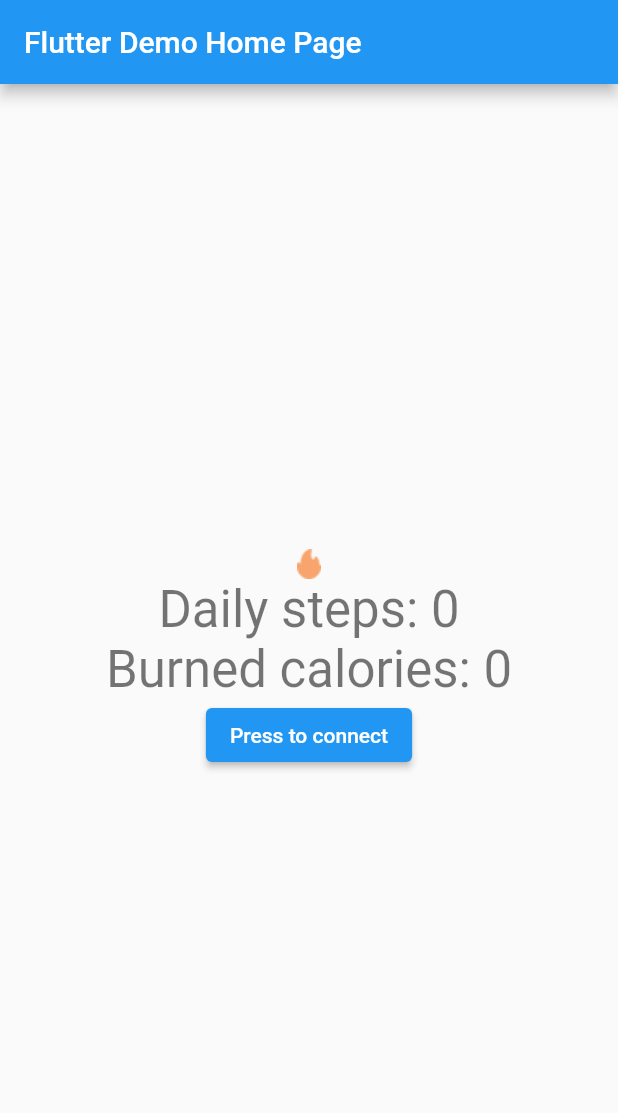
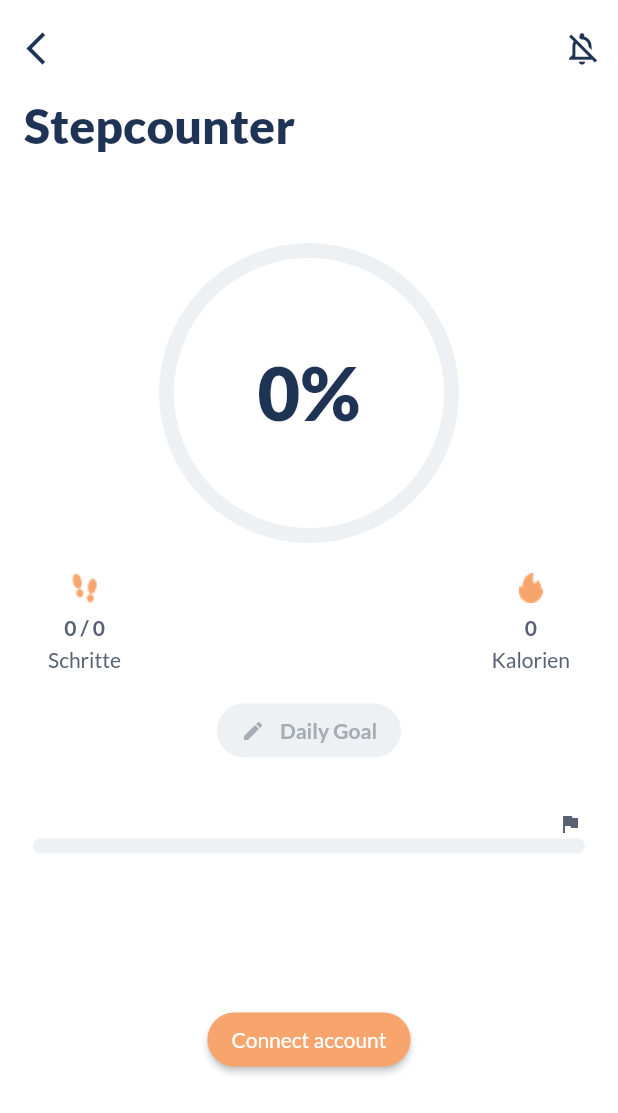
Before and after one commit to davorkomusanac/stepcounter, a Flutter app: the screen it shows after launch, on a phone screen of 412 x 824 dp. Shown: the top 1113 px of the screen. Run offline on Flutter 3.47's test engine with Material 2 defaults, Android fonts, the phone set to English and light mode, and no system bars; drawn by our look-alikes of percent_indicator; our stand-ins replace equatable, flutter_bloc, google_fonts, hydrated_bloc; missing offline and left inert: bottom_picker.

Commit message:
implement UI as specified in design, also refactor and clean up code

```diff
--- /dev/null
+++ b/lib/application/daily_goal/daily_goal_bloc.dart
@@ -0,0 +1,19 @@
+import 'package:hydrated_bloc/hydrated_bloc.dart';
+
+part 'daily_goal_event.dart';
+
+//It is not mentioned in the task, but I decided to use HydratedBloc to save the users daily goal
+//Also there is no need for a State file since our state is just a basic int
+class DailyGoalBloc extends HydratedBloc<DailyGoalEvent, int> {
+  DailyGoalBloc() : super(0) {
+    on<DailyGoalChanged>(
+      (event, emit) => emit(event.dailyGoal),
+    );
+  }
+
+  @override
+  int? fromJson(Map<String, dynamic> json) => json['value'] as int;
+
+  @override
+  Map<String, dynamic>? toJson(int state) => {'value': state};
+}
--- /dev/null
+++ b/lib/application/daily_goal/daily_goal_event.dart
@@ -0,0 +1,8 @@
+part of 'daily_goal_bloc.dart';
+
+abstract class DailyGoalEvent {}
+
+class DailyGoalChanged extends DailyGoalEvent {
+  final int dailyGoal;
+  DailyGoalChanged({required this.dailyGoal});
+}
--- /dev/null
+++ b/lib/functions.dart
@@ -0,0 +1,27 @@
+import 'package:flutter/material.dart';
+
+List<Text> getDailyGoalStepValues() {
+  List<Text> array = <Text>[];
+  for (int i = 3000; i <= 30000; i += 500) {
+    array.add(
+      Text(
+        i.toString(),
+        style: const TextStyle(fontSize: 25),
+      ),
+    );
+  }
+  return array;
+}
+
+int calculateDailyGoalPercentage({required int dailySteps, required int dailyGoal}) {
+  int result = 0;
+  //CircularPercentIndicator takes in double values from 0.0 to 1.0 so if our percentage goes over 100%
+  //it will crash the app so we set the maximum value at 100%
+  if (dailySteps > dailyGoal && dailyGoal != 0) {
+    result = 100;
+  } else if (dailyGoal != 0) {
+    double percentage = (dailySteps / dailyGoal) * 100;
+    result = percentage.floor();
+  }
+  return result;
+}
--- a/lib/main.dart
+++ b/lib/main.dart
@@ -1,90 +1,56 @@
 import 'package:flutter/material.dart';
 import 'package:flutter/services.dart';
 import 'package:flutter_bloc/flutter_bloc.dart';
+import 'package:hydrated_bloc/hydrated_bloc.dart';
+import 'package:path_provider/path_provider.dart';
 
+import 'application/daily_goal/daily_goal_bloc.dart';
 import 'application/health_sync/health_sync_bloc.dart';
-import 'constants/images.dart';
+import 'constants/strings.dart';
+import 'constants/theme.dart';
 import 'data/health_sync_api.dart';
+import 'presentation/pages/steps_counter/steps_counter_screen.dart';
 import 'repository/health_sync_repository.dart';
 
-void main() {
+void main() async {
   WidgetsFlutterBinding.ensureInitialized();
+  HydratedBloc.storage = await HydratedStorage.build(
+    storageDirectory: await getTemporaryDirectory(),
+  );
   SystemChrome.setPreferredOrientations([
     DeviceOrientation.portraitUp,
   ]);
   runApp(const MyApp());
 }
 
+//TODO edit README inside app to explain some architecture decisions and choices
+//Explain what was the logic, how some widgets were made to save time, etc.
+//Also show a .gif inside readme where they can see how it looks like.
 class MyApp extends StatelessWidget {
   const MyApp({super.key});
 
   @override
   Widget build(BuildContext context) => RepositoryProvider<HealthSyncRepository>(
+        //Using RepositoryProvider for Dependency Injection
         create: (_) => HealthSyncRepository(
           healthSyncApi: HealthSyncApi(),
         ),
-        child: BlocProvider<HealthSyncBloc>(
-          create: (context) => HealthSyncBloc(
-            healthSyncRepository: context.read<HealthSyncRepository>(),
-          ),
+        child: MultiBlocProvider(
+          providers: [
+            BlocProvider<HealthSyncBloc>(
+              create: (context) => HealthSyncBloc(
+                healthSyncRepository: context.read<HealthSyncRepository>(),
+              ),
+            ),
+            BlocProvider<DailyGoalBloc>(
+              create: (context) => DailyGoalBloc(),
+            ),
+          ],
           child: MaterialApp(
-            title: 'Flutter Demo',
-            theme: ThemeData(
-              primarySwatch: Colors.blue,
-            ),
-            home: const MyHomePage(title: 'Flutter Demo Home Page'),
+            title: AppStrings.appName,
+            theme: theme,
+            home: const StepCounterScreen(),
           ),
         ),
       );
 }
-
-class MyHomePage extends StatefulWidget {
-  const MyHomePage({super.key, required this.title});
-
-  final String title;
-
-  @override
-  State<MyHomePage> createState() => _MyHomePageState();
-}
-
-class _MyHomePageState extends State<MyHomePage> {
-  @override
-  Widget build(BuildContext context) => Scaffold(
-        appBar: AppBar(
-          title: Text(widget.title),
-        ),
-        body: BlocBuilder<HealthSyncBloc, HealthSyncState>(
-          builder: (context, state) => Center(
-            child: Column(
-              mainAxisAlignment: MainAxisAlignment.center,
-              children: <Widget>[
-                Center(
-                  child: Image.asset(
-                    ImageAssets.flameIcon,
-                  ),
-                ),
-                if (state.status == HealthSyncStatus.error) Text(state.errorMessage),
-                Text(
-                  'Daily steps: ${state.stepsAchievedToday.toString()}',
-                  style: Theme.of(context).textTheme.headlineMedium,
-                ),
-                Text(
-                  'Burned calories: ${state.caloriesBurnedToday.toString()}',
-                  style: Theme.of(context).textTheme.headlineMedium,
-                ),
-                ElevatedButton(
-                  onPressed: () {
-                    state.isHealthSynced
-                        ? context.read<HealthSyncBloc>().add(HealthSyncDisconnectRequested())
-                        : context.read<HealthSyncBloc>().add(HealthSyncRequested());
-                  },
-                  child: Text(
-                    state.isHealthSynced ? 'Press to disconnect' : 'Press to connect',
-                  ),
-                )
-              ],
-            ),
-          ),
-        ),
-      );
-}
--- /dev/null
+++ b/lib/presentation/pages/steps_counter/steps_counter_screen.dart
@@ -0,0 +1,151 @@
+import 'package:flutter/material.dart';
+import 'package:flutter_bloc/flutter_bloc.dart';
+
+import '../../../application/daily_goal/daily_goal_bloc.dart';
+import '../../../application/health_sync/health_sync_bloc.dart';
+import '../../../constants/colors.dart';
+import '../../../constants/images.dart';
+import '../../../constants/strings.dart';
+import '../../../constants/styles.dart';
+import '../../../functions.dart';
+import '../../../presentation/pages/steps_counter/widgets/daily_goal_exact_stats.dart';
+import '../../../presentation/pages/steps_counter/widgets/steps_counter_screen_app_bar.dart';
+import 'widgets/daily_goal_circular_progress.dart';
+import 'widgets/daily_goal_linear_progress.dart';
+import 'widgets/pick_daily_goal_button.dart';
+import 'widgets/synchronize_button.dart';
+
+class StepCounterScreen extends StatelessWidget {
+  const StepCounterScreen({Key? key}) : super(key: key);
+
+  @override
+  Widget build(BuildContext context) => Scaffold(
+        body: BlocConsumer<HealthSyncBloc, HealthSyncState>(
+          listener: (context, state) {
+            if (state.status == HealthSyncStatus.error && state.errorMessage.isNotEmpty) {
+              ScaffoldMessenger.of(context).showSnackBar(
+                SnackBar(
+                  content: Text(
+                    state.errorMessage,
+                    textAlign: TextAlign.center,
+                  ),
+                ),
+              );
+            }
+          },
+          builder: (context, state) => BlocBuilder<DailyGoalBloc, int>(
+            builder: (_, dailyGoalState) => SafeArea(
+              //Column inside CustomScrollView so that we stop overflows for small devices (i.e. iPhone SE)
+              //CustomScrollView is instead of SingleChildScrollView so that ModalBarrier can take up the full screen height
+              child: CustomScrollView(
+                slivers: [
+                  SliverFillRemaining(
+                    hasScrollBody: false,
+                    child: Stack(
+                      alignment: Alignment.center,
+                      children: [
+                        Column(
+                          mainAxisAlignment: MainAxisAlignment.start,
+                          children: <Widget>[
+                            const StepsCounterScreenAppBar(),
+                            const Padding(
+                              padding: EdgeInsets.only(left: 16.0),
+                              child: Align(
+                                alignment: Alignment.centerLeft,
+                                child: Text(
+                                  AppStrings.stepCounterScreenTitle,
+                                  style: Styles.title,
+                                ),
+                              ),
+                            ),
+                            const SizedBox(height: 60),
+                            DailyGoalCircularProgress(
+                              text: '${calculateDailyGoalPercentage(
+                                dailySteps: state.stepsAchievedToday.toInt(),
+                                dailyGoal: dailyGoalState,
+                              )}%',
+                              percent: calculateDailyGoalPercentage(
+                                    dailySteps: state.stepsAchievedToday.toInt(),
+                                    dailyGoal: dailyGoalState,
+                                  ).toDouble() /
+                                  100,
+                            ),
+                            const SizedBox(height: 20),
+                            Padding(
+                              padding: const EdgeInsets.symmetric(horizontal: 32.0),
+                              child: Row(
+                                mainAxisAlignment: MainAxisAlignment.spaceBetween,
+                                children: [
+                                  DailyGoalExactStats(
+                                    imagePath: ImageAssets.stepsIcon,
+                                    label: AppStrings.dailyGoalExactStepsLabel,
+                                    value: '${state.stepsAchievedToday} / $dailyGoalState',
+                                  ),
+                                  DailyGoalExactStats(
+                                    imagePath: ImageAssets.flameIcon,
+                                    label: AppStrings.dailyGoalExactCaloriesLabel,
+                                    value: state.caloriesBurnedToday.toString(),
+                                  ),
+                                ],
+                              ),
+                            ),
+                            const SizedBox(height: 15),
+                            const PickDailyGoalButton(),
+                            const SizedBox(height: 30),
+                            const Padding(
+                              padding: EdgeInsets.only(right: 24.0, bottom: 2.0),
+                              child: Align(
+                                alignment: Alignment.centerRight,
+                                child: Icon(
+                                  //The exact flag-swallowTail icon is not present Google's Material icons so I put this replacement
+                                  Icons.flag,
+                                  size: 16,
+                                  color: AppColors.softBlue,
+                                ),
+                              ),
+                            ),
+                            DailyGoalLinearProgress(
+                                percent: calculateDailyGoalPercentage(
+                                      dailySteps: state.stepsAchievedToday.toInt(),
+                                      dailyGoal: dailyGoalState,
+                                    ).toDouble() /
+                                    100),
+                            const SizedBox(height: 100),
+                            //It is not shown in the design how synchronizing steps should look like so I decided
+                            //to add an additional Button at the bottom of the screen to actually represent when
+                            //a user wants to connect or disconnect for his synchronization
+                            const SynchronizeButton(),
+                          ],
+                        ),
+                        if (state.status == HealthSyncStatus.loading)
+                          Opacity(
+                            opacity: 0.8,
+                            child: SizedBox(
+                              height: MediaQuery.of(context).size.height,
+                              child: const ModalBarrier(
+                                dismissible: false,
+                                color: AppColors.black,
+                              ),
+                            ),
+                          ),
+                        if (state.status == HealthSyncStatus.loading)
+                          Container(
+                            padding: const EdgeInsets.all(45),
+                            decoration: BoxDecoration(
+                              color: AppColors.fadeGray,
+                              borderRadius: BorderRadius.circular(20),
+                            ),
+                            child: const CircularProgressIndicator(
+                              color: AppColors.orange,
+                            ),
+                          ),
+                      ],
+                    ),
+                  )
+                ],
+              ),
+            ),
+          ),
+        ),
+      );
+}
--- /dev/null
+++ b/lib/presentation/pages/steps_counter/widgets/daily_goal_circular_progress.dart
@@ -0,0 +1,30 @@
+import 'package:flutter/material.dart';
+import 'package:percent_indicator/circular_percent_indicator.dart';
+
+import '../../../../constants/colors.dart';
+import '../../../../constants/styles.dart';
+
+class DailyGoalCircularProgress extends StatelessWidget {
+  const DailyGoalCircularProgress({
+    Key? key,
+    required this.text,
+    required this.percent,
+  }) : super(key: key);
+
+  final String text;
+  final double percent;
+
+  @override
+  Widget build(BuildContext context) => CircularPercentIndicator(
+        radius: 100,
+        lineWidth: 10,
+        backgroundColor: AppColors.fadeGray,
+        progressColor: AppColors.orange,
+        circularStrokeCap: CircularStrokeCap.round,
+        center: Text(
+          text,
+          style: Styles.percentDisplay,
+        ),
+        percent: percent,
+      );
+}
--- /dev/null
+++ b/lib/presentation/pages/steps_counter/widgets/daily_goal_exact_stats.dart
@@ -0,0 +1,33 @@
+import 'package:flutter/material.dart';
+
+import '../../../../constants/styles.dart';
+
+class DailyGoalExactStats extends StatelessWidget {
+  const DailyGoalExactStats({
+    required this.imagePath,
+    required this.label,
+    required this.value,
+    Key? key,
+  }) : super(key: key);
+
+  final String label;
+  final String value;
+  final String imagePath;
+
+  @override
+  Widget build(BuildContext context) => Column(
+        children: [
+          Image.asset(imagePath),
+          const SizedBox(height: 8),
+          Text(
+            value,
+            style: Styles.dailyGoalStatsValue,
+          ),
+          const SizedBox(height: 4),
+          Text(
+            label,
+            style: Styles.dailyGoalStatsLabel,
+          ),
+        ],
+      );
+}
--- /dev/null
+++ b/lib/presentation/pages/steps_counter/widgets/daily_goal_linear_progress.dart
@@ -0,0 +1,28 @@
+import 'package:flutter/material.dart';
+import 'package:percent_indicator/linear_percent_indicator.dart';
+
+import '../../../../constants/colors.dart';
+
+class DailyGoalLinearProgress extends StatelessWidget {
+  const DailyGoalLinearProgress({
+    Key? key,
+    required this.percent,
+  }) : super(key: key);
+
+  final double percent;
+
+  @override
+  Widget build(BuildContext context) => Padding(
+        padding: const EdgeInsets.symmetric(horizontal: 12.0),
+        //It is not really clear in the design or the UserStories what the LinearIndicator is supposed to represent.
+        //In the design the number of steps doesn't fit for the percentage on the indicators.
+        //So I decided to have it also represent the percentage of the daily goal filled.
+        child: LinearPercentIndicator(
+          lineHeight: 10,
+          barRadius: const Radius.circular(5),
+          backgroundColor: AppColors.fadeGray,
+          progressColor: AppColors.orange,
+          percent: percent,
+        ),
+      );
+}
--- /dev/null
+++ b/lib/presentation/pages/steps_counter/widgets/pick_daily_goal_button.dart
@@ -0,0 +1,58 @@
+import 'package:bottom_picker/bottom_picker.dart';
+import 'package:flutter/material.dart';
+import 'package:flutter_bloc/flutter_bloc.dart';
+
+import '../../../../application/daily_goal/daily_goal_bloc.dart';
+import '../../../../constants/colors.dart';
+import '../../../../constants/strings.dart';
+import '../../../../constants/styles.dart';
+import '../../../../functions.dart';
+
+class PickDailyGoalButton extends StatelessWidget {
+  const PickDailyGoalButton({Key? key}) : super(key: key);
+
+  @override
+  Widget build(BuildContext context) => ElevatedButton(
+        onPressed: () {
+          //The design didn't say how choosing a Daily Goal is supposed to function so I made the decision myself
+          //Using BottomPicker package to show a BottomPicker containing step values in a range from 3000 to 30 000 with increments of 500
+          BottomPicker(
+            items: getDailyGoalStepValues(),
+            selectedItemIndex: 5,
+            title: AppStrings.bottomPickerTitle,
+            titleStyle: const TextStyle(
+              fontSize: 16,
+              color: AppColors.darkBlue,
+            ),
+            descriptionStyle: const TextStyle(
+              color: AppColors.softBlue,
+            ),
+            description: AppStrings.bottomPickerDescription,
+            iconColor: AppColors.darkBlue,
+            onSubmit: (index) {
+              String? dailyGoalString = getDailyGoalStepValues().elementAt(index).data;
+              int dailyGoal = int.tryParse(dailyGoalString ?? '0') ?? 0;
+              context.read<DailyGoalBloc>().add(
+                    DailyGoalChanged(dailyGoal: dailyGoal),
+                  );
+            },
+          ).show(context);
+        },
+        style: Styles.dailyGoalButtonStyle,
+        child: Row(
+          mainAxisSize: MainAxisSize.min,
+          children: const [
+            Icon(
+              Icons.edit,
+              size: 16,
+              color: AppColors.gray,
+            ),
+            SizedBox(width: 10),
+            Text(
+              AppStrings.dailyGoalButtonText,
+              style: Styles.dailyGoalButtonLabel,
+            ),
+          ],
+        ),
+      );
+}
--- /dev/null
+++ b/lib/presentation/pages/steps_counter/widgets/steps_counter_screen_app_bar.dart
@@ -0,0 +1,40 @@
+import 'dart:developer';
+
+import 'package:flutter/material.dart';
+
+import '../../../../constants/colors.dart';
+
+class StepsCounterScreenAppBar extends StatelessWidget {
+  const StepsCounterScreenAppBar({Key? key}) : super(key: key);
+
+  @override
+  Widget build(BuildContext context) => Padding(
+        padding: const EdgeInsets.symmetric(vertical: 8.0),
+        child: Row(
+          mainAxisAlignment: MainAxisAlignment.spaceBetween,
+          children: [
+            IconButton(
+              onPressed: () {
+                log('back button called, not implemented since there is only one screen currently');
+              },
+              icon: const Icon(
+                Icons.arrow_back_ios_new,
+                color: AppColors.darkBlue,
+                size: 26,
+              ),
+            ),
+            IconButton(
+              onPressed: () {
+                //TODO Implement disable/turn on notification
+                //TODO change icon then based on notification
+              },
+              icon: const Icon(
+                Icons.notifications_off_outlined,
+                color: AppColors.darkBlue,
+                size: 26,
+              ),
+            ),
+          ],
+        ),
+      );
+}
--- /dev/null
+++ b/lib/presentation/pages/steps_counter/widgets/synchronize_button.dart
@@ -0,0 +1,25 @@
+import 'package:flutter/material.dart';
+import 'package:flutter_bloc/flutter_bloc.dart';
+
+import '../../../../application/health_sync/health_sync_bloc.dart';
+import '../../../../constants/strings.dart';
+import '../../../../constants/styles.dart';
+
+class SynchronizeButton extends StatelessWidget {
+  const SynchronizeButton({Key? key}) : super(key: key);
+
+  @override
+  Widget build(BuildContext context) => BlocBuilder<HealthSyncBloc, HealthSyncState>(
+        builder: (context, state) => ElevatedButton(
+          onPressed: () {
+            state.isHealthSynced
+                ? context.read<HealthSyncBloc>().add(HealthSyncDisconnectRequested())
+                : context.read<HealthSyncBloc>().add(HealthSyncRequested());
+          },
+          style: Styles.synchronizeStepsButtonStyle,
+          child: Text(
+            state.isHealthSynced ? AppStrings.healthDisconnectButtonText : AppStrings.healthSyncButtonText,
+          ),
+        ),
+      );
+}
```
